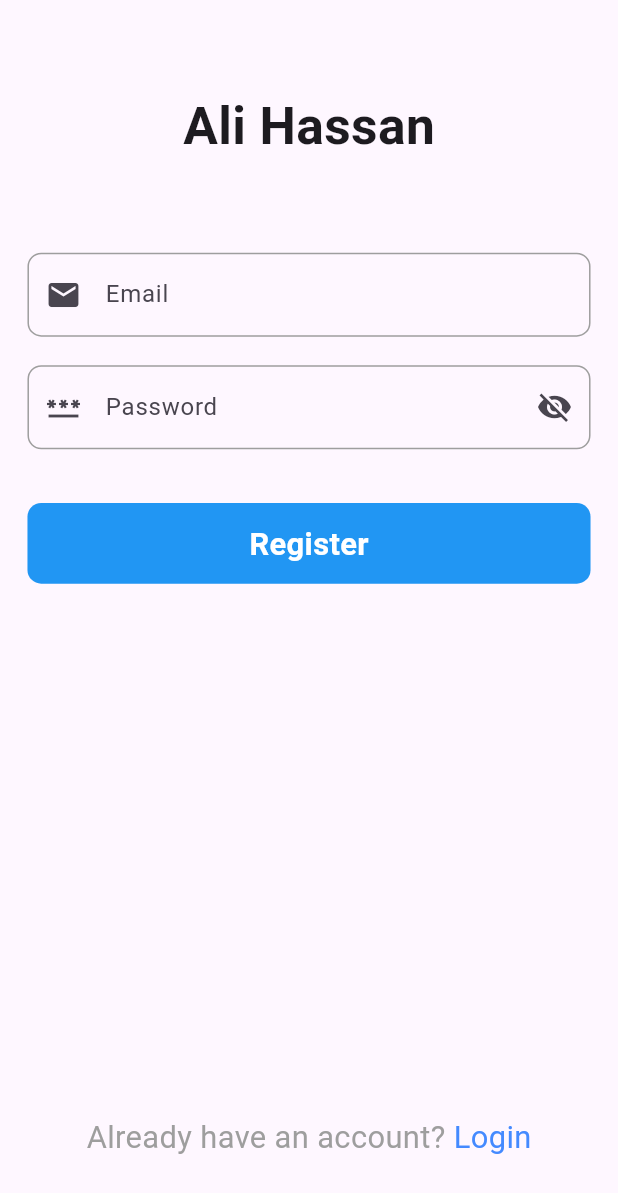
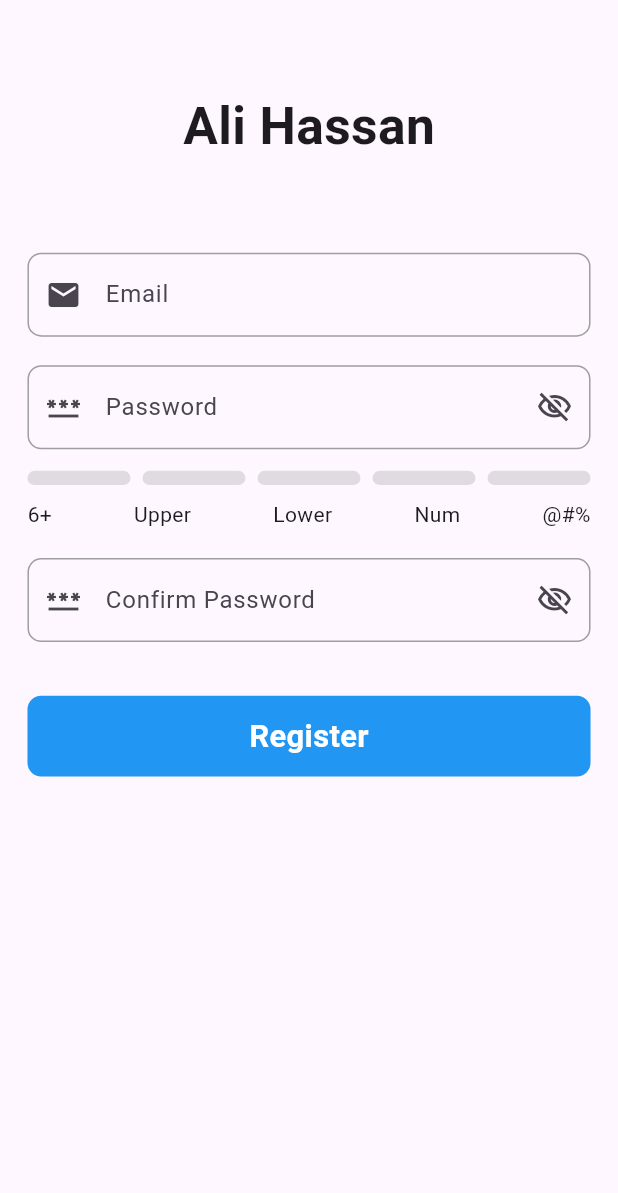
Before and after one commit to ali4hassan9ali2022/register, a Flutter app: the RegisterPage screen opened directly, on a phone screen of 412 x 824 dp. Shown: the top 1193 px of the screen. Run offline on Flutter 3.47's test engine with Material 3 defaults, Android fonts, the phone set to English and light mode, and no system bars; our stand-ins replace firebase_auth, firebase_core, flutter_bloc, flutter_screenutil, fluttertoast; accounts and stored records are empty.

Commit message:
create password conditions widget

```diff
--- a/lib/Cubit/Login_cubit/login_cubit.dart
+++ b/lib/Cubit/Login_cubit/login_cubit.dart
@@ -1,6 +1,7 @@
 import 'dart:developer';
 
 import 'package:firebase_auth/firebase_auth.dart';
+import 'package:flutter/material.dart';
 import 'package:flutter/widgets.dart';
 import 'package:flutter_bloc/flutter_bloc.dart';
 import 'package:register_app/Cubit/Login_cubit/login_state.dart';
@@ -34,4 +35,14 @@ class LoginCubit extends Cubit<LoginState> {
       emit(LoginFailureState(errMessage: "Error"));
     }
   }
+  IconData suffix = Icons.visibility_off_outlined;
+  bool isObsecure = true;
+  void changePasswordVisibility() {
+    isObsecure = !isObsecure;
+
+    suffix = isObsecure
+        ? Icons.visibility_off_outlined
+        : Icons.visibility_outlined;
+    emit(ChangePassworsVisibailitystate());
+  }
 }
--- a/lib/Cubit/Login_cubit/login_state.dart
+++ b/lib/Cubit/Login_cubit/login_state.dart
@@ -7,3 +7,4 @@ class LoginFailureState extends LoginState{
 
   LoginFailureState({required this.errMessage});
 }
+class ChangePassworsVisibailitystate extends LoginState{}
--- a/lib/Cubit/Register_cubit/register_cubit.dart
+++ b/lib/Cubit/Register_cubit/register_cubit.dart
@@ -1,7 +1,7 @@
 import 'dart:developer';
 
 import 'package:firebase_auth/firebase_auth.dart';
-import 'package:flutter/widgets.dart';
+import 'package:flutter/material.dart';
 import 'package:flutter_bloc/flutter_bloc.dart';
 import 'package:register_app/Cubit/Register_cubit/register_state.dart';
 
@@ -9,6 +9,7 @@ class RegisterCubit extends Cubit<RegisterState> {
   RegisterCubit() : super(RegisterInitialState());
   TextEditingController emailController = TextEditingController();
   TextEditingController passwordController = TextEditingController();
+  TextEditingController confirmPasswordController = TextEditingController();
   GlobalKey<FormState> formKey = GlobalKey();
   Future<void> register() async {
     emit(RegisterLoadingState());
@@ -38,4 +39,33 @@ class RegisterCubit extends Cubit<RegisterState> {
       emit(RegisterFailureState(errMessage: "Error"));
     }
   }
+
+  IconData suffix = Icons.visibility_off_outlined;
+  bool isObsecure = true;
+  void changePasswordVisibility() {
+    isObsecure = !isObsecure;
+
+    suffix = isObsecure
+        ? Icons.visibility_off_outlined
+        : Icons.visibility_outlined;
+    emit(ChangePassworsVisibailitystate());
+  }
+final passwordRegex = RegExp(
+      r'^(?=.*[A-Z])(?=.*[a-z])(?=.*\d)(?=.*[@#$%^])[A-Za-z\d@#$%^]{6,}$',
+    );
+bool hasUpperCase = false;
+bool hasLowerCase = false;
+bool hasNumber = false;
+bool hasSpecialChar = false;
+bool hasMinLength = false;
+
+void checkPasswordStrength(String password) {
+  hasUpperCase = password.contains(RegExp(r'[A-Z]'));
+  hasLowerCase = password.contains(RegExp(r'[a-z]'));
+  hasNumber = password.contains(RegExp(r'[0-9]'));
+  hasSpecialChar = password.contains(RegExp(r'[@#$%^]'));
+  hasMinLength = password.length >= 6;
+
+  emit(ChangePassworsVisibailitystate()); // نستخدم نفس الستيت عشان نعمل rebuild
 }
+}
--- a/lib/Cubit/Register_cubit/register_state.dart
+++ b/lib/Cubit/Register_cubit/register_state.dart
@@ -11,3 +11,4 @@ class RegisterFailureState extends RegisterState {
 
   RegisterFailureState({required this.errMessage});
 }
+class ChangePassworsVisibailitystate extends RegisterState{}
--- a/lib/Screen/register_page.dart
+++ b/lib/Screen/register_page.dart
@@ -8,6 +8,7 @@ import 'package:register_app/Cubit/Register_cubit/register_state.dart';
 import 'package:register_app/Screen/home_page.dart';
 import 'package:register_app/Widgets/custom_button.dart';
 import 'package:register_app/Widgets/custom_text_form_field.dart';
+import 'package:register_app/Widgets/password_conditions_widget.dart';
 import 'package:register_app/Widgets/toast_widget.dart';
 
 class RegisterPage extends StatelessWidget {
@@ -69,9 +70,15 @@ class RegisterPage extends StatelessWidget {
                       ),
                       SizedBox(height: 16.h),
                       CustomTextFormField(
+                        onChanged: (value) {
+                          register.checkPasswordStrength(value);
+                        },
                         validator: (value) {
-                          if (value!.isEmpty) {
+                          if (value == null || value.isEmpty) {
                             return "Enter Your Password";
+                          }
+                          if (!register.passwordRegex.hasMatch(value)) {
+                            return "Password does not meet all conditions";
                           }
                           return null;
                         },
@@ -82,9 +89,42 @@ class RegisterPage extends StatelessWidget {
                         hintText: "Password",
                         keyboardType: TextInputType.text,
                         prefixIcon: Icon(Icons.password),
+                        obscureText: register.isObsecure,
                         suffixIcon: IconButton(
-                          onPressed: () {},
-                          icon: Icon(Icons.visibility_off),
+                          onPressed: () {
+                            register.changePasswordVisibility();
+                          },
+                          icon: Icon(register.suffix),
+                        ),
+                      ),
+                      SizedBox(height: 12.h),
+
+                      PasswordConditionsWidget(register: register),
+                      SizedBox(height: 16.h),
+                      CustomTextFormField(
+                        validator: (value) {
+                          if (register
+                                  .confirmPasswordController
+                                  .text
+                                  .characters !=
+                              register.passwordController.text.characters) {
+                            return "Passwords don't match";
+                          }
+                          return null;
+                        },
+                        controller: register.confirmPasswordController,
+                        border: outlineInputBorder(),
+                        enabledBorder: outlineInputBorder(),
+                        focusedBorder: outlineInputBorder(color: Colors.blue),
+                        hintText: "Confirm Password",
+                        keyboardType: TextInputType.text,
+                        prefixIcon: Icon(Icons.password),
+                        obscureText: register.isObsecure,
+                        suffixIcon: IconButton(
+                          onPressed: () {
+                            register.changePasswordVisibility();
+                          },
+                          icon: Icon(register.suffix),
                         ),
                       ),
                       SizedBox(height: 30.h),
--- /dev/null
+++ b/lib/Widgets/password_conditions_widget.dart
@@ -0,0 +1,52 @@
+import 'package:flutter/material.dart';
+import 'package:flutter_screenutil/flutter_screenutil.dart';
+import 'package:register_app/Cubit/Register_cubit/register_cubit.dart';
+
+class PasswordConditionsWidget extends StatelessWidget {
+  const PasswordConditionsWidget({super.key, required this.register});
+  final RegisterCubit register;
+  @override
+  Widget build(BuildContext context) {
+    return AnimatedSwitcher(
+      duration: const Duration(milliseconds: 400),
+      child: Column(
+        children: [
+          Row(
+            mainAxisAlignment: MainAxisAlignment.spaceBetween,
+            children: [
+              _buildBar(register.hasMinLength),
+              _buildBar(register.hasUpperCase),
+              _buildBar(register.hasLowerCase),
+              _buildBar(register.hasNumber),
+              _buildBar(register.hasSpecialChar),
+            ],
+          ),
+          SizedBox(height: 8.h),
+          Row(
+            mainAxisAlignment: MainAxisAlignment.spaceBetween,
+            children: const [
+              Text("6+"),
+              Text("Upper"),
+              Text("Lower"),
+              Text("Num"),
+              Text("@#%"),
+            ],
+          ),
+        ],
+      ),
+    );
+  }
+
+  Widget _buildBar(bool isValid) {
+    return AnimatedContainer(
+      duration: const Duration(milliseconds: 400),
+      curve: Curves.easeInOut,
+      width: 60.w,
+      height: 8.h,
+      decoration: BoxDecoration(
+        color: isValid ? Colors.green : Colors.grey.withAlpha(80),
+        borderRadius: BorderRadius.circular(10),
+      ),
+    );
+  }
+}
```
Also changed, not shown: lib/Screen/home_page.dart (+8 -1 lines), lib/Screen/login_page.dart (+5 -2 lines).
